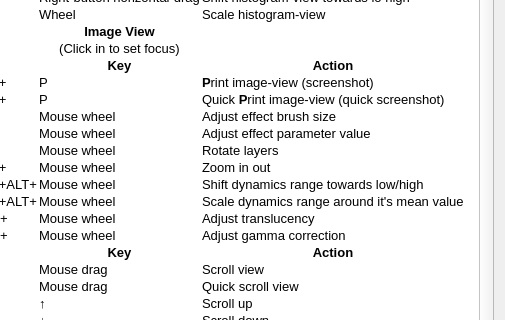
Before: the Qt Designer form Modules/Visualization/MonteverdiGui/src/mvdKeymapDialog.ui in orfeotoolbox/OTB, drawn with Qt 5; both pictures show x 101 to 606 and y 218 to 538 of the 606 by 879 pixel window.
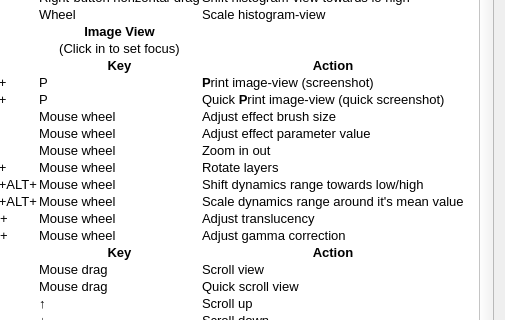
After: the same form once the commit is applied.

Commit message: BUG: Mantis-1299: update monteverdi keymap

```diff
--- a/Modules/Visualization/MonteverdiGui/src/mvdKeymapDialog.ui
+++ b/Modules/Visualization/MonteverdiGui/src/mvdKeymapDialog.ui
@@ -227,7 +227,7 @@
 &lt;td&gt;
 &lt;p style=&quot; margin-top:0px; margin-bottom:0px; margin-left:0px; margin-right:0px; -qt-block-indent:0; text-indent:0px;&quot;&gt;Mouse wheel&lt;/p&gt;&lt;/td&gt;
 &lt;td&gt;
-&lt;p style=&quot; margin-top:0px; margin-bottom:0px; margin-left:0px; margin-right:0px; -qt-block-indent:0; text-indent:0px;&quot;&gt;Rotate layers&lt;/p&gt;&lt;/td&gt;&lt;/tr&gt;
+&lt;p style=&quot; margin-top:0px; margin-bottom:0px; margin-left:0px; margin-right:0px; -qt-block-indent:0; text-indent:0px;&quot;&gt;Zoom in out&lt;/p&gt;&lt;/td&gt;&lt;/tr&gt;
 &lt;tr&gt;
 &lt;td&gt;&lt;/td&gt;
 &lt;td&gt;
@@ -235,7 +235,7 @@
 &lt;td&gt;
 &lt;p style=&quot; margin-top:0px; margin-bottom:0px; margin-left:0px; margin-right:0px; -qt-block-indent:0; text-indent:0px;&quot;&gt;Mouse wheel&lt;/p&gt;&lt;/td&gt;
 &lt;td&gt;
-&lt;p style=&quot; margin-top:0px; margin-bottom:0px; margin-left:0px; margin-right:0px; -qt-block-indent:0; text-indent:0px;&quot;&gt;Zoom in out&lt;/p&gt;&lt;/td&gt;&lt;/tr&gt;
+&lt;p style=&quot; margin-top:0px; margin-bottom:0px; margin-left:0px; margin-right:0px; -qt-block-indent:0; text-indent:0px;&quot;&gt;Rotate layers&lt;/p&gt;&lt;/td&gt;&lt;/tr&gt;
 &lt;tr&gt;
 &lt;td&gt;&lt;/td&gt;
 &lt;td&gt;
```
The commit also changes 1 other file.
